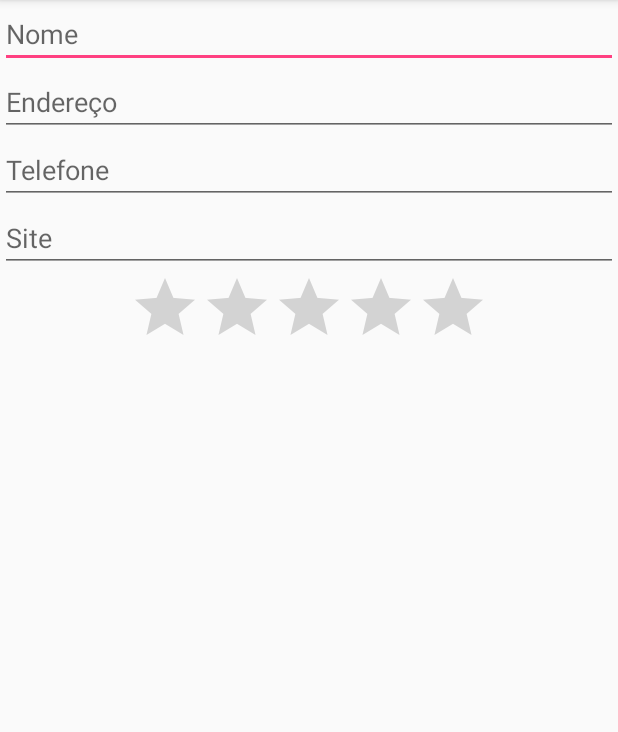
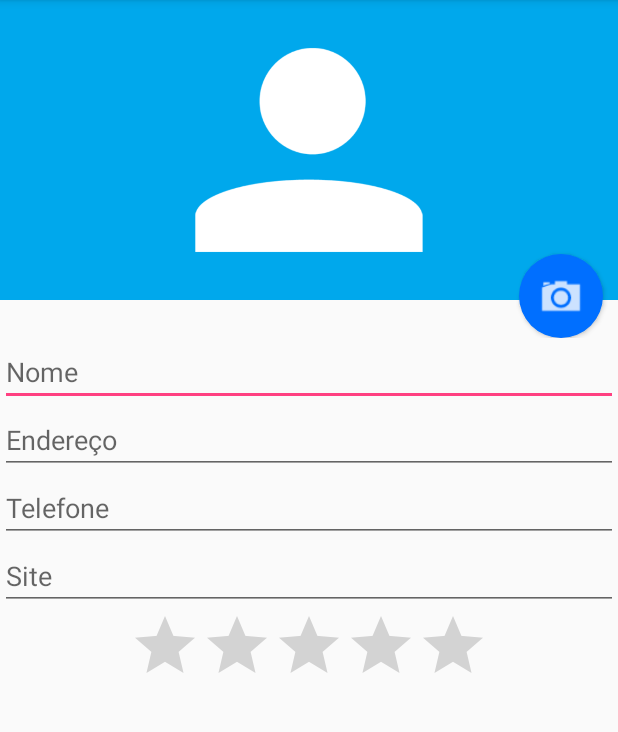
Before and after one commit to evertonwalker/android-Projeto, an Android app: the FormularioAluno screen opened directly, with no data from a screen before it, on a phone screen of 412 x 824 dp, the part 84-816 px from its top. Run offline under Robolectric (Android 15) with nearby library versions, the phone set to English and light mode, and no system bars.

Commit message:
Menus com ações e inclusão da imagem na agenda

```diff
--- /dev/null
+++ b/app/src/main/res/drawable/fundo_foto.xml
@@ -0,0 +1,14 @@
+<layer-list xmlns:android="http://schemas.android.com/apk/res/android">
+    <item>
+        <shape android:shape="oval">
+            <solid android:color="#006fff"/>
+            <padding android:bottom="10dp"
+                android:right="10dp"
+                android:left="10dp"
+                android:top="10dp"/>
+        </shape>
+
+    </item>
+
+    <item android:drawable="@drawable/ic_camera"/>
+</layer-list>
--- a/app/src/main/res/layout/activity_formulario_aluno.xml
+++ b/app/src/main/res/layout/activity_formulario_aluno.xml
@@ -8,6 +8,34 @@
         android:layout_width="match_parent"
         android:layout_height="match_parent"
         android:orientation="vertical">
+
+        <RelativeLayout
+            android:layout_width="match_parent"
+            android:layout_height="225dp">
+
+            <ImageView
+                android:id="@+id/usuario_foto"
+                android:layout_width="match_parent"
+                android:layout_height="200dp"
+                android:src="@drawable/person"
+                android:background="#00A8EC"
+                />
+
+            <Button
+                android:id="@+id/forumario_botao_foto"
+                android:layout_width="56dp"
+                android:layout_height="56dp"
+                android:layout_marginRight="10dp"
+                android:elevation="7dp"
+                android:background="@drawable/fundo_foto"
+                android:layout_alignParentBottom="true"
+                android:layout_alignParentRight="true"
+                />
+
+
+        </RelativeLayout>
+
+
 
         <EditText
             android:layout_width="match_parent"
--- /dev/null
+++ b/app/src/main/res/xml/provider_paths.xml
@@ -0,0 +1,4 @@
+<?xml version="1.0" encoding="utf-8"?>
+<paths xmlns:android="http://schemas.android.com/apk/res/android">
+    <external-path name="external_files" path="." />
+</paths>
```
Also changed, not shown: app/src/main/AndroidManifest.xml (+14 -0 lines), app/src/main/java/com/unibratec/everton/agenda/FormularioAluno.java (+45 -5 lines), app/src/main/java/com/unibratec/everton/agenda/FormularioAlunoHelper.java (+20 -2 lines), app/src/main/java/com/unibratec/everton/agenda/ListaAlunosActivity.java (+60 -7 lines), app/src/main/java/com/unibratec/everton/agenda/com/unibratec/everton/agenda/dao/AlunoDao.java (+12 -6 lines), app/src/main/java/com/unibratec/everton/agenda/com/unibratec/everton/agenda/model/Aluno.java (+10 -0 lines).
